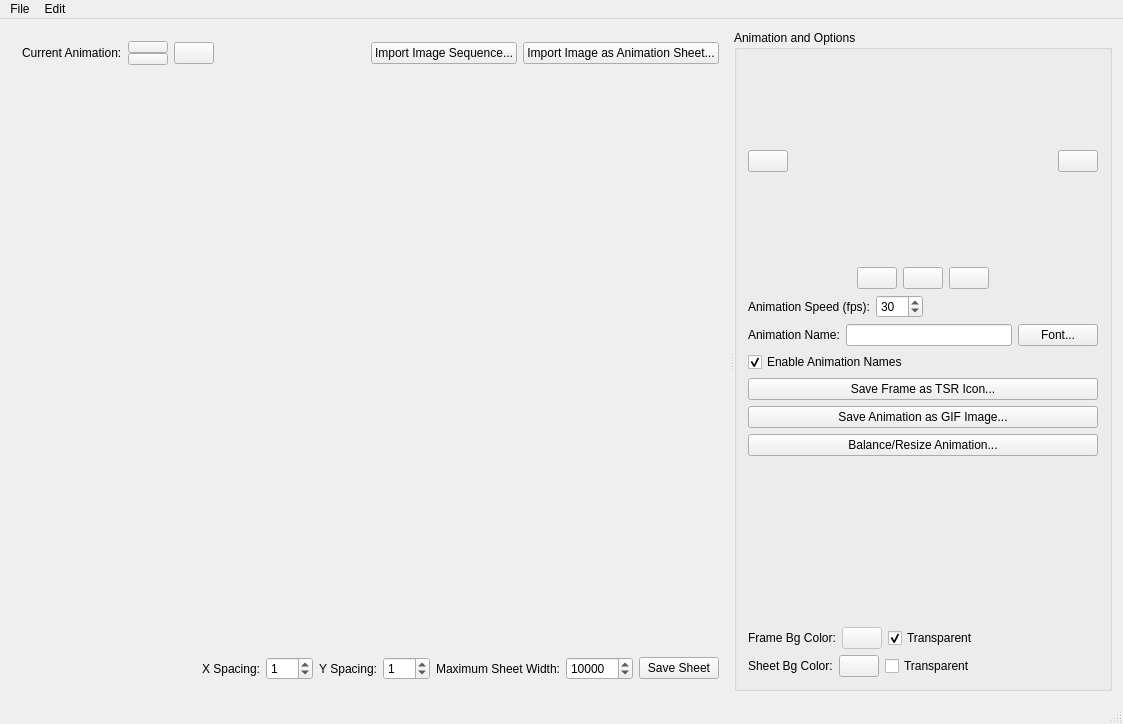
The window that MainWindow.ui (meh2481/SpriteSheeter) describes before a commit, drawn with Qt 5.
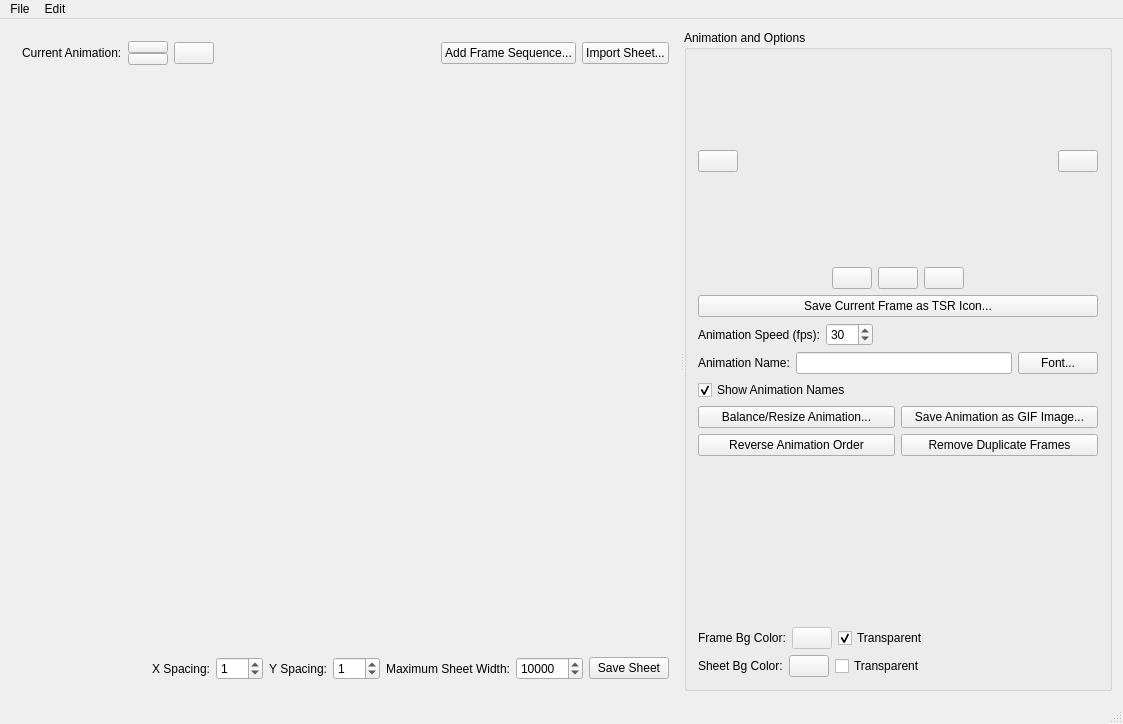
The same window after the commit. Icons and pictures are not drawn. Custom widgets are drawn as their Qt base class.

Commit message: Remove duplicate frames, reverse anim order, UI naming cleanup, start Animation class framework

```diff
--- a/MainWindow.ui
+++ b/MainWindow.ui
@@ -145,7 +145,7 @@
              <string>Import single animation from list of images (Q)</string>
             </property>
             <property name="text">
-             <string>Import Image Sequence...</string>
+             <string>Add Frame Sequence...</string>
             </property>
            </widget>
           </item>
@@ -155,7 +155,7 @@
              <string>Load a single image as an animation sheet with multiple frames (A)</string>
             </property>
             <property name="text">
-             <string>Import Image as Animation Sheet...</string>
+             <string>Import Sheet...</string>
             </property>
            </widget>
           </item>
@@ -438,6 +438,13 @@
             </item>
            </layout>
           </item>
+          <item>
+           <widget class="QPushButton" name="saveFrameButton">
+            <property name="text">
+             <string>Save Current Frame as TSR Icon...</string>
+            </property>
+           </widget>
+          </item>
           <item>
            <layout class="QHBoxLayout" name="horizontalLayout_6">
             <item>
@@ -509,7 +516,7 @@
           <item>
            <widget class="QCheckBox" name="animNameEnabled">
             <property name="text">
-             <string>Enable Animation Names</string>
+             <string>Show Animation Names</string>
             </property>
             <property name="checked">
              <bool>true</bool>
@@ -517,9 +524,14 @@
            </widget>
           </item>
           <item>
-           <widget class="QPushButton" name="saveFrameButton">
+           <layout class="QHBoxLayout" name="horizontalLayout_15">
+            <property name="topMargin">
+             <number>0</number>
+            </property>
+            <item>
+             <widget class="QPushButton" name="balanceAnimButton">
             <property name="text">
-             <string>Save Frame as TSR Icon...</string>
+               <string>Balance/Resize Animation...</string>
             </property>
            </widget>
           </item>
@@ -533,12 +545,34 @@
             </property>
            </widget>
           </item>
+           </layout>
+          </item>
           <item>
-           <widget class="QPushButton" name="balanceAnimButton">
+           <layout class="QHBoxLayout" name="horizontalLayout_16">
+            <property name="topMargin">
+             <number>0</number>
+            </property>
+            <item>
+             <widget class="QPushButton" name="reverseAnimButton">
+              <property name="toolTip">
+               <string>Reverse the order of the frames in the current animation</string>
+              </property>
             <property name="text">
-             <string>Balance/Resize Animation...</string>
-            </property>
-           </widget>
+               <string>Reverse Animation Order</string>
+              </property>
+             </widget>
+            </item>
+            <item>
+             <widget class="QPushButton" name="removeDuplicateFramesButton">
+              <property name="toolTip">
+               <string>Delete identical frames from the current animation</string>
+              </property>
+              <property name="text">
+               <string>Remove Duplicate Frames</string>
+              </property>
+             </widget>
+            </item>
+           </layout>
           </item>
           <item>
            <spacer name="verticalSpacer">
```
Left out of the diff: 2 changed lines with no effect on the pictures. Lines whose indentation alone changed are shown as unchanged. The commit also changes 6 other files.
